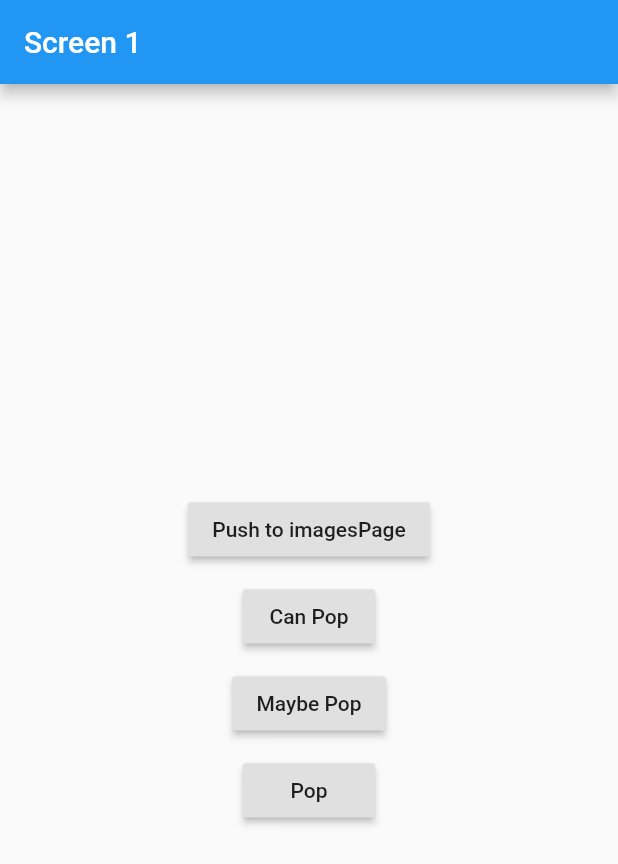
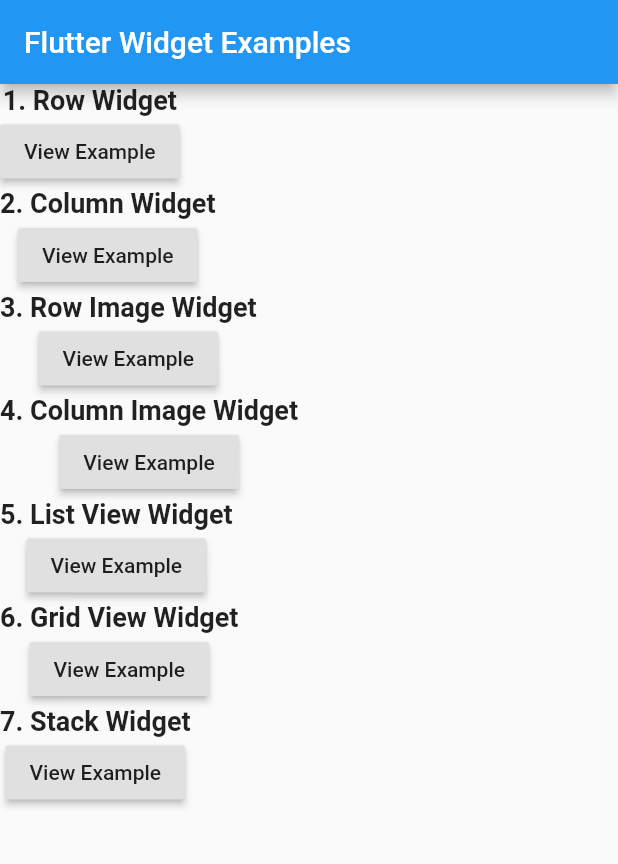
Before and after one commit to jsierra93/Flutter_Widgets_Examples, a Flutter app: the screen it shows after launch, on a phone screen of 412 x 824 dp. Shown: the top 864 px of the screen. Run offline on Flutter 3.47's test engine with Material 2 defaults, Android fonts, the phone set to English and light mode, and no system bars.

Commit message:
Se refactorizan los widgets como paginas para redireccionar desde home

```diff
--- a/lib/main.dart
+++ b/lib/main.dart
@@ -6,53 +6,14 @@
 class MyApp extends StatelessWidget {
   @override
   Widget build(BuildContext context) {
-    return MaterialApp(routes: <String, WidgetBuilder>{
-      '/home': (BuildContext context) => new MyApp(),
-      '/card': (BuildContext context) => new CardWidget(),
-      '/stack': (BuildContext context) => new StackWidget(),
-      '/screen1': (BuildContext context) => new Screen1(),
-      '/imagesPage': (BuildContext context) => new ImagesPages(),
-    }, title: 'Flutter Widget Examples', home: Screen1()
-        /* Scaffold(
-          appBar: AppBar(
-            title: Text('Flutter Widget Examples'),
-          ),
-          body: Column(
-            children: <Widget>[
-              Text(
-                '1. Widget Row',
-                style: TextStyle(fontSize: 18, fontWeight: FontWeight.bold),
-              ),
-              RowWidget(),
-              Text(
-                '2. Widget Column',
-                style: TextStyle(fontSize: 18, fontWeight: FontWeight.bold),
-              ),
-              ColumnWidget(),
-              Text(
-                '3. Widget Row - Images - Expanded',
-                style: TextStyle(fontSize: 18, fontWeight: FontWeight.bold),
-              ),
-              RowImagesWidget(),
-              Text(
-                '4. Widget Column - Images - Expanded',
-                style: TextStyle(fontSize: 18, fontWeight: FontWeight.bold),
-              ),
-              Text(
-                'ver archivo: \n "column_images_widget.dart"',
-                style: TextStyle(fontSize: 14, fontWeight: FontWeight.bold),
-              ),
-              MaterialButton(
-                  child: Text('Boton'),
-                  onPressed: () =>{
-                        Navigator.of(context).pushNamed('/screen1')
-                        })
-            ],*/
-        );
+    return MaterialApp(
+      home: HomePage(),
+    );
   }
 }
 
-class ImagesPages extends StatelessWidget {
+
+class HomePage extends StatelessWidget {
   @override
   Widget build(BuildContext context) {
     return MaterialApp(
@@ -63,67 +24,54 @@
           ),
           body: Column(
             children: <Widget>[
-              CardWidget(),
-              new RaisedButton(
-                onPressed: () {
-                  Navigator.of(context).pushNamed('/home');
-                },
-                child: new Text("Pop"),
-              )
+              ListWidgetElement(numItem: '1', textItem: 'Row Widget', linkPage: RowPages()),
+              ListWidgetElement(numItem: '2', textItem: 'Column Widget', linkPage: ColumnPage()),
+              ListWidgetElement(numItem: '3', textItem: 'Row Image Widget', linkPage: RowPages()),
+              ListWidgetElement(numItem: '4', textItem: 'Column Image Widget', linkPage: RowPages()),
+              ListWidgetElement(numItem: '5', textItem: 'List View Widget', linkPage: RowPages()),
+              ListWidgetElement(numItem: '6', textItem: 'Grid View Widget', linkPage: RowPages()),
+              ListWidgetElement(numItem: '7', textItem: 'Stack Widget', linkPage: RowPages())
             ],
           )),
     );
   }
 }
 
-class Screen1 extends StatelessWidget {
+class ListWidgetElement extends StatelessWidget {
+
+final String numItem;
+final String textItem;
+final StatelessWidget linkPage ;
+
+  const ListWidgetElement({
+    @required this.numItem,
+    @required this.textItem,
+    @required this.linkPage}
+    );
+
   @override
   Widget build(BuildContext context) {
-    return new Scaffold(
-      appBar: new AppBar(
-        title: new Text("Screen 1"),
-      ),
-      body: new Center(
-        child: new Column(
-          mainAxisSize: MainAxisSize.min,
-          crossAxisAlignment: CrossAxisAlignment.center,
-          children: <Widget>[
-            new RaisedButton(
-              onPressed: () {
-                Navigator.of(context).pushNamed('/imagesPage');
-              },
-              child: new Text("Push to imagesPage"),
-            ),
-            new SizedBox(
-              height: 10.0,
-            ),
-            new RaisedButton(
-              onPressed: () {
-                print(Navigator.of(context).canPop().toString());
-              },
-              child: new Text("Can Pop"),
-            ),
-            new SizedBox(
-              height: 10.0,
-            ),
-            new RaisedButton(
-              onPressed: () {
-                Navigator.of(context).maybePop();
-              },
-              child: new Text("Maybe Pop"),
-            ),
-            new SizedBox(
-              height: 10.0,
-            ),
-            new RaisedButton(
-              onPressed: () {
-                Navigator.of(context).pop();
-              },
-              child: new Text("Pop"),
-            )
-          ],
-        ),
-      ),
+    return Container(
+      width: double.infinity,
+      alignment: AlignmentDirectional.bottomStart,
+      child: Column(
+            children: <Widget>[
+               Text(
+                '$numItem. $textItem',
+                style: TextStyle(fontSize: 18, fontWeight: FontWeight.bold),
+              ),
+              RaisedButton(
+                      child: Text('View Example'),
+                      onPressed: () =>{
+                            Navigator.push(
+                                  context,
+                                  MaterialPageRoute(builder: (context) {
+                                    return (this.linkPage);
+                                  }))
+                            }
+                  ),
+            ],
+          )
     );
   }
 }
--- a/lib/widgets/row_widget.dart
+++ b/lib/widgets/row_widget.dart
@@ -1,9 +1,19 @@
 import 'package:flutter/material.dart';
 
-class RowWidget extends StatelessWidget {
+class RowPages extends StatelessWidget {
   @override
   Widget build(BuildContext context) {
-    return Row(
+    return MaterialApp(
+      title: 'Row Widget Examples',
+      home: Scaffold(
+          appBar: AppBar(
+            title: Text('Row Widget Examples'),
+          ),
+          body: Column(
+            children: <Widget>[
+              Padding(
+                padding: const EdgeInsets.all(12),
+                child: Row(
                   mainAxisAlignment: MainAxisAlignment.spaceEvenly,
                   children: <Widget>[
                     Container(
@@ -19,6 +29,16 @@
                         color: Colors.green,
                         child: Text('Elemento # 3'))
                   ],
+                ),
+              ),
+              new RaisedButton(
+                onPressed: () {
+                  Navigator.of(context).pop();
+                },
+                child: new Text("Volver"),
+              )
+            ],
+          )),
     );
   }
 }
```
Also changed, not shown: lib/widgets/column_widget.dart (+24 -17 lines). Lines whose indentation alone changed are shown as unchanged.
